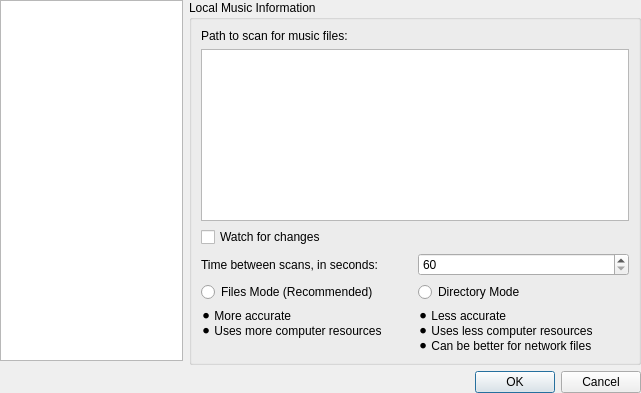
Qt form src/stackedsettingsdialog.ui (tomahawk-player/tomahawk) before a commit.
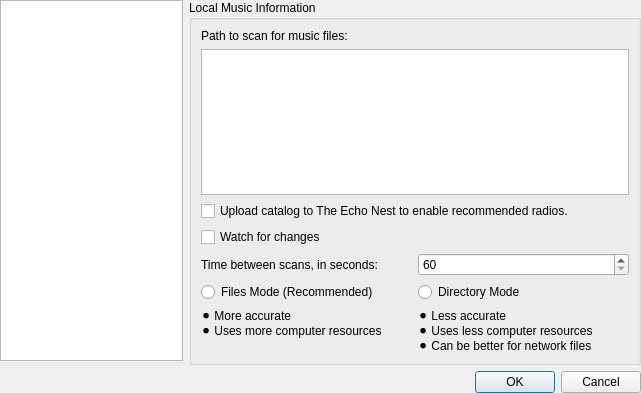
The same form after that commit. The open tabs and pages were chosen to show the change. Icons and pictures are not drawn. Custom widgets are drawn as their Qt base class.

What changed in the file:
```diff
--- a/src/stackedsettingsdialog.ui
+++ b/src/stackedsettingsdialog.ui
@@ -211,6 +211,13 @@
             </item>
             <item>
              <layout class="QVBoxLayout" name="verticalLayout_16">
+              <item>
+               <widget class="QCheckBox" name="enableEchonestCatalog">
+                <property name="text">
+                 <string>Upload catalog to The Echo Nest to enable recommended radios.</string>
+                </property>
+               </widget>
+              </item>
               <item>
                <widget class="QCheckBox" name="checkBoxWatchForChanges">
                 <property name="sizePolicy">
```
